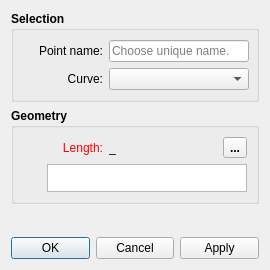
Before: the Qt Designer form src/libs/vtools/dialogs/tools/dialogcutsplinepath.ui in FashionFreedom/Seamly2D, drawn with Qt 5.
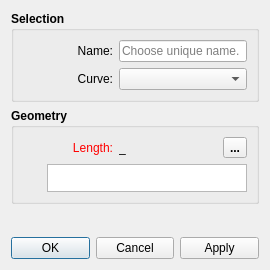
After: the same form once the commit is applied. Icons and pictures are not drawn.

```diff
--- a/src/libs/vtools/dialogs/tools/dialogcutsplinepath.ui
+++ b/src/libs/vtools/dialogs/tools/dialogcutsplinepath.ui
@@ -35,7 +35,6 @@
      <property name="font">
       <font>
        <pointsize>9</pointsize>
-       <weight>75</weight>
        <bold>true</bold>
       </font>
      </property>
@@ -45,8 +44,8 @@
      <layout class="QVBoxLayout" name="verticalLayout">
       <item>
        <layout class="QFormLayout" name="formLayout">
-        <property name="fieldGrowthPolicy">
-         <enum>QFormLayout::ExpandingFieldsGrow</enum>
+        <property name="labelAlignment">
+         <set>Qt::AlignRight|Qt::AlignTrailing|Qt::AlignVCenter</set>
         </property>
         <item row="0" column="0">
          <widget class="QLabel" name="labelEditNamePoint">
@@ -58,18 +57,18 @@
           </property>
           <property name="minimumSize">
            <size>
-            <width>80</width>
+            <width>90</width>
             <height>0</height>
            </size>
           </property>
           <property name="font">
            <font>
-            <weight>50</weight>
+            <pointsize>9</pointsize>
             <bold>false</bold>
            </font>
           </property>
           <property name="text">
-           <string>Point name:</string>
+           <string>Name:</string>
           </property>
           <property name="alignment">
            <set>Qt::AlignRight|Qt::AlignTrailing|Qt::AlignVCenter</set>
@@ -80,13 +79,13 @@
          <widget class="QLineEdit" name="lineEditNamePoint">
           <property name="minimumSize">
            <size>
-            <width>140</width>
+            <width>80</width>
             <height>0</height>
            </size>
           </property>
           <property name="font">
            <font>
-            <weight>50</weight>
+            <pointsize>9</pointsize>
             <bold>false</bold>
            </font>
           </property>
@@ -108,13 +107,13 @@
           </property>
           <property name="minimumSize">
            <size>
-            <width>80</width>
+            <width>90</width>
             <height>0</height>
            </size>
           </property>
           <property name="font">
            <font>
-            <weight>50</weight>
+            <pointsize>9</pointsize>
             <bold>false</bold>
            </font>
           </property>
@@ -130,13 +129,13 @@
          <widget class="QComboBox" name="comboBoxSplinePath">
           <property name="minimumSize">
            <size>
-            <width>140</width>
+            <width>80</width>
             <height>0</height>
            </size>
           </property>
           <property name="font">
            <font>
-            <weight>50</weight>
+            <pointsize>9</pointsize>
             <bold>false</bold>
            </font>
           </property>
@@ -158,7 +157,6 @@
      <property name="font">
       <font>
        <pointsize>9</pointsize>
-       <weight>75</weight>
        <bold>true</bold>
       </font>
      </property>
@@ -178,7 +176,7 @@
           </property>
           <property name="minimumSize">
            <size>
-            <width>80</width>
+            <width>90</width>
             <height>0</height>
            </size>
           </property>
@@ -221,7 +219,7 @@
           </property>
           <property name="font">
            <font>
-            <weight>50</weight>
+            <pointsize>9</pointsize>
             <bold>false</bold>
            </font>
           </property>
@@ -243,13 +241,13 @@
           </property>
           <property name="minimumSize">
            <size>
-            <width>87</width>
+            <width>40</width>
             <height>0</height>
            </size>
           </property>
           <property name="font">
            <font>
-            <weight>50</weight>
+            <pointsize>9</pointsize>
             <bold>false</bold>
            </font>
           </property>
```
Left out of the diff: 2 changed lines with no effect on the pictures.
